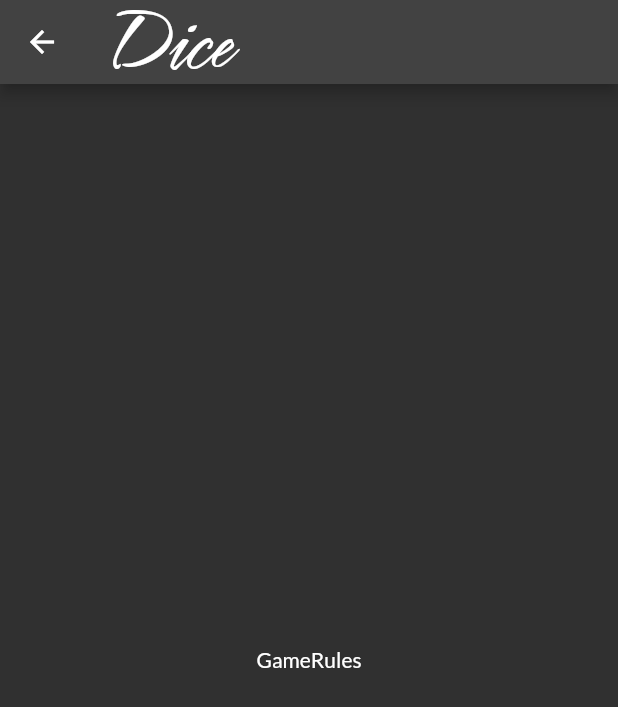
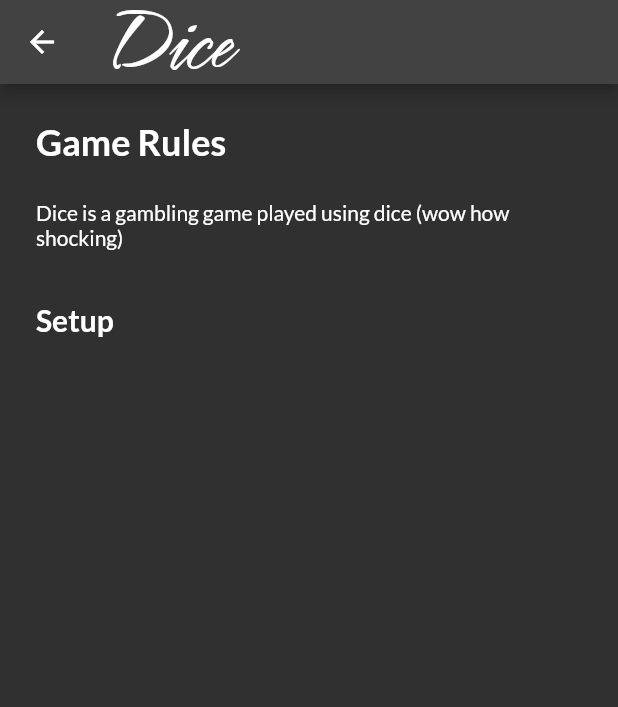
Before and after one commit to korenminchev/dice-fe, a Flutter app: the GameRulesPage screen opened by its route, on a phone screen of 412 x 824 dp. Shown: the top 707 px of the screen. Run offline on Flutter 3.47's test engine with Material 2 defaults, Android fonts, the phone set to English and light mode, and no system bars; our stand-ins replace bloc, dartz, equatable, flutter_bloc, get_it; missing offline and left inert: dart:html; accounts and stored records are empty; generated files the repository leaves out were written again.

Commit message:
Started creating the game rules page.

```diff
--- a/lib/features/game_rules/app/pages/game_rules_page.dart
+++ b/lib/features/game_rules/app/pages/game_rules_page.dart
@@ -24,6 +24,18 @@ class GameRulesPage extends StatelessWidget {
   }
 
   Widget buildGameRulesPage(BuildContext context) {
-    return const Center(child: Text("GameRules"),);
+    return Padding(
+      padding: const EdgeInsets.all(24),
+      child: Column(
+
+        crossAxisAlignment: CrossAxisAlignment.stretch,
+        children: const [
+          Text("Game Rules", style: TextStyle(fontSize: 24, fontWeight: FontWeight.w700)),
+          SizedBox(height: 24),
+          Text("Dice is a gambling game played using dice (wow how shocking)\n\n"),
+          Text("Setup\n", style: TextStyle(fontSize: 20, fontWeight: FontWeight.w700)),
+        ],
+      ),
+    );
   }
 }
```
